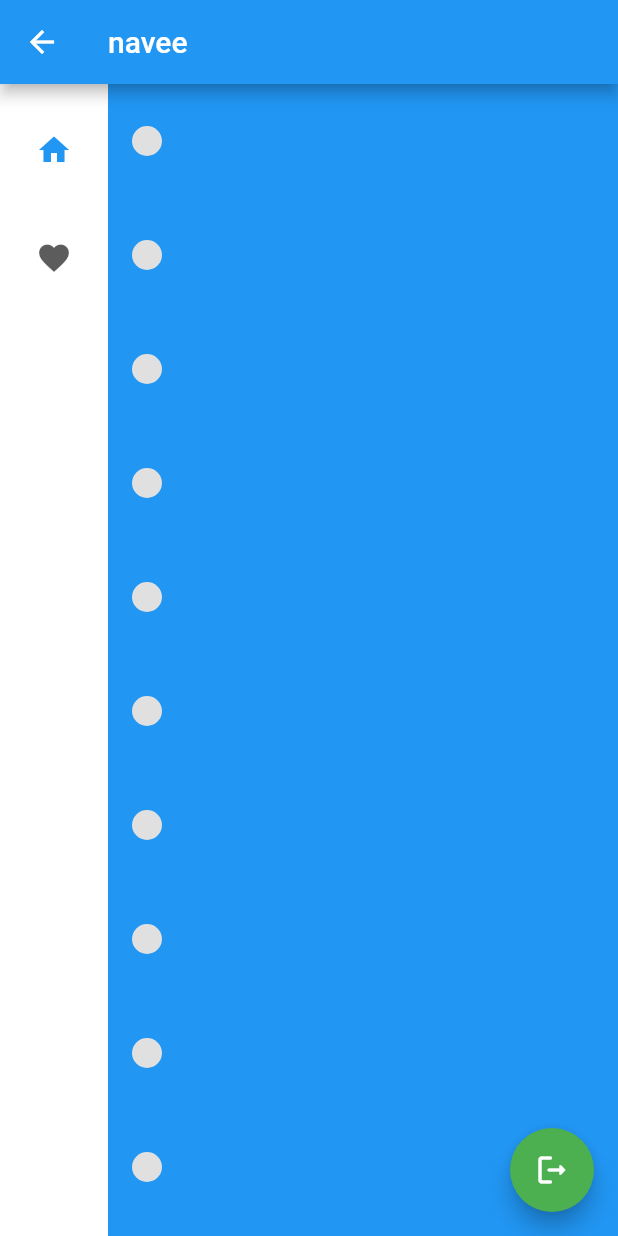
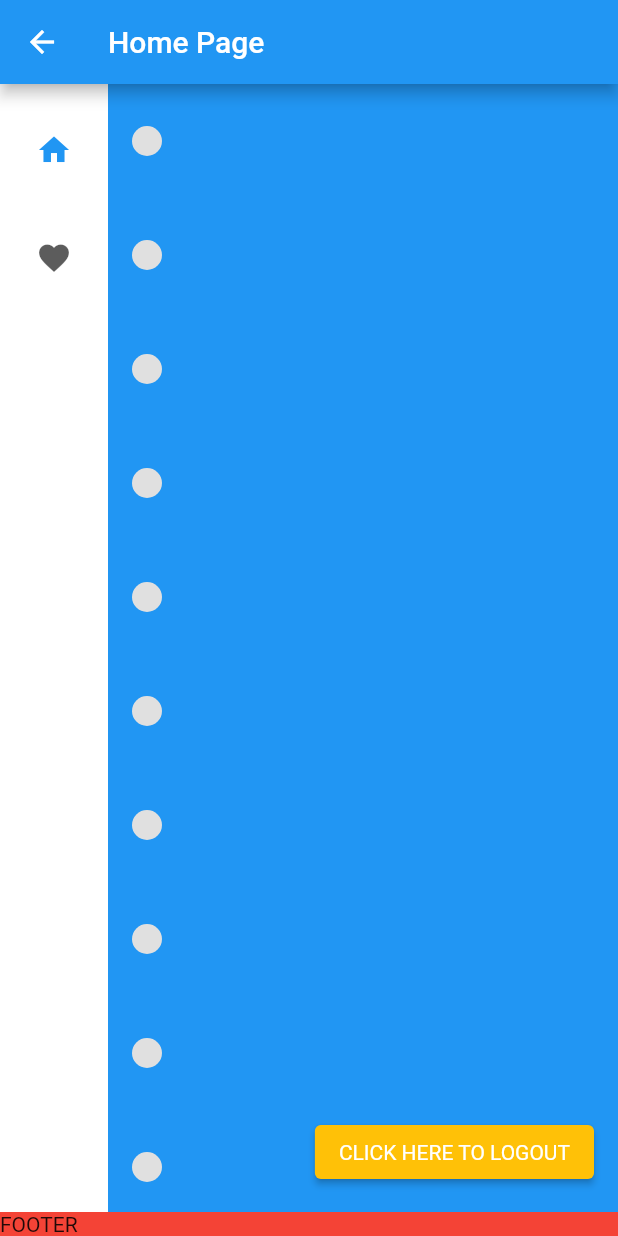
Before and after one commit to naveenanagesh/flutter_rest_api, a Flutter app: the HomePage screen opened directly, on a phone screen of 412 x 824 dp. Run offline on Flutter 3.47's test engine with Material 2 defaults, Android fonts, the phone set to English and light mode, and no system bars; network calls fail.

Commit message:
header and footer and pop up model

```diff
--- a/lib/main.dart
+++ b/lib/main.dart
@@ -1,26 +1,53 @@
 import 'package:flutter/material.dart';
+import 'package:flutter_rest_api/views/home_page.dart';
+// import 'package:flutter_redux/flutter_redux.dart';
+// import 'package:flutter_rest_api/actions/appstate.dart';
+// import 'package:flutter_rest_api/reducers/appstateReducers.dart';
 // import 'package:flutter_rest_api/views/home_page.dart';
 import 'package:flutter_rest_api/views/login_page.dart';
+// import 'package:redux/redux.dart';
+// import 'package:flutter_rest_api/services/date_time.dart';
 // import 'package:logs/logs.dart';
 
 // final Log httpLog = Log('http');
 
 void main() {
   // httpLog.enabled = true;
+  // final _store = Store(
+  //   reducer,
+  //   initialState: AppState.initialState(),
+  // );
+
+  // runApp(const MyApp(store: _store));
   runApp(const MyApp());
 }
 
 class MyApp extends StatelessWidget {
   const MyApp({Key? key}) : super(key: key);
 
+  // const MyApp({Key? key, required Store<AppState> store, required this.store})
+  //     : super(key: key);
+  // final Store<AppState> store;
+
   @override
   Widget build(BuildContext context) {
-    return MaterialApp(
+    return
+        // StoreProvider(
+        //   store: store,
+        //   child:
+        MaterialApp(
+      initialRoute: '/',
+      routes: {
+        '/login': (context) => const LoginPage(title: 'Login Page'),
+        '/': (context) => const HomePage(title: 'Home Page'),
+        // '/settings': (context) => Settings(),
+      },
       title: 'Flutter Demo',
       theme: ThemeData(
         primarySwatch: Colors.blue,
       ),
-      home: const LoginPage(title: 'Login Page'),
+      // home: const LoginPage(title: 'Login Page'),
+      // ),
     );
   }
 }
--- a/lib/views/home_page.dart
+++ b/lib/views/home_page.dart
@@ -6,11 +6,9 @@ import 'package:flutter_rest_api/models/therapists.dart';
 import 'package:flutter_rest_api/views/login_page.dart';
 
 class HomePage extends StatefulWidget {
-  const HomePage({Key? key, required this.title, required this.email})
-      : super(key: key);
+  const HomePage({Key? key, required this.title}) : super(key: key);
 
   final String title;
-  final String email;
 
   @override
   State<HomePage> createState() => _HomePageState();
@@ -81,23 +79,44 @@ class _HomePageState extends State<HomePage> {
     return LayoutBuilder(builder: (context, constraints) {
       return Scaffold(
         appBar: AppBar(
-          title: Text(widget.email),
+          title: Text(widget.title),
         ),
-        floatingActionButton: FloatingActionButton(
+        floatingActionButton: ElevatedButton(
+          // color: Colors.black,
+          style: ButtonStyle(
+            textStyle: MaterialStateProperty.all(
+              const TextStyle(color: Colors.amber),
+            ),
+            backgroundColor: MaterialStateProperty.all(Colors.amber),
+          ),
           onPressed: () {
-            // signOut();
-            print('Logout presssed');
-            signOut();
-            // Navigator.push(
-            //     context,
-            //     MaterialPageRoute(
-            //         builder: (_) => const LoginPage(
-            //               title: 'hhhh',
-            //             )));
+            showDialog(
+              context: context,
+              builder: (BuildContext context) => _buildPopupDialog(context),
+            );
           },
-          backgroundColor: Colors.green,
-          child: const Icon(Icons.logout_rounded),
+          child: const Text(
+            'CLICK HERE TO LOGOUT',
+            style: TextStyle(
+              color: Colors.white,
+            ),
+          ),
         ),
+        //  FloatingActionButton(
+        //   onPressed: () {
+        //     // signOut();
+        //     print('Logout presssed');
+        //     signOut();
+        //     // Navigator.push(
+        //     //     context,
+        //     //     MaterialPageRoute(
+        //     //         builder: (_) => const LoginPage(
+        //     //               title: 'hhhh',
+        //     //             )));
+        //   },
+        //   backgroundColor: Colors.green,
+        //   child: const Icon(Icons.logout_rounded),
+        // ),
         body: Row(
           // visible: isLoaded,
           // replacement: const Center(
@@ -137,11 +156,72 @@ class _HomePageState extends State<HomePage> {
             ),
           ],
         ),
+        // bottomSheet: Container(
+
+        //   padding: const EdgeInsets.symmetric(vertical: 8.0),
+
+        //   color: Colors.red,
+        //   // alignment: Alignment.center,
+        //   child: const Text("Footer"),
+        // ),
+        bottomNavigationBar: Container(
+          color: Colors.red,
+          // alignment: Alignment.bottomCenter,
+          // padding: const EdgeInsets.symmetric(vertical: 8.0),
+          child: const Text('FOOTER'),
+          //     Center(
+          //   child:
+          //   ElevatedButton(
+          //     child: const Text(
+          //       'Show Pop-up',
+          //       style: TextStyle(
+          //         color: Colors.white,
+          //       ),
+          //     ),
+          //     // color: Colors.black,
+          //     onPressed: () {
+          //       showDialog(
+          //         context: context,
+          //         builder: (BuildContext context) => _buildPopupDialog(context),
+          //       );
+          //     },
+          //   ),
+          // ),
+        ),
       );
     });
   }
 
   LoginPage logoutMettod() => const LoginPage(title: 'Login Page');
+
+  Widget _buildPopupDialog(BuildContext context) {
+    return AlertDialog(
+      title: const Text('Popup example'),
+      content: const Column(
+        mainAxisSize: MainAxisSize.min,
+        crossAxisAlignment: CrossAxisAlignment.start,
+        children: <Widget>[
+          Text("Hello"),
+        ],
+      ),
+      actions: <Widget>[
+        TextButton(
+          onPressed: () {
+            signOut();
+          },
+          // color: Theme.of(context).primaryColor,
+          child: const Text('Logout'),
+        ),
+        TextButton(
+          onPressed: () {
+            Navigator.of(context).pop();
+          },
+          // color: Theme.of(context).primaryColor,
+          child: const Text('Close'),
+        ),
+      ],
+    );
+  }
 }
 
 class LocationsPage extends StatelessWidget {
--- a/lib/views/login_page.dart
+++ b/lib/views/login_page.dart
@@ -160,7 +160,6 @@ class newWidget extends StatelessWidget {
   Widget build(BuildContext context) {
     return const HomePage(
       title: 'Home Page',
-      email: "navee",
     );
   }
 }
```
